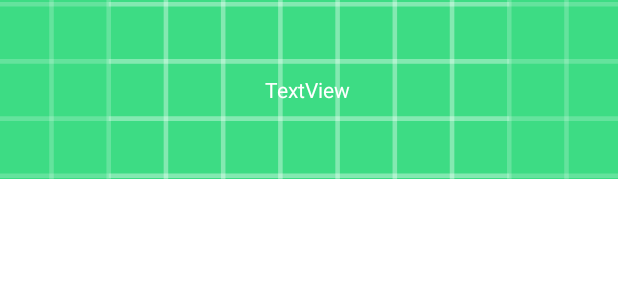
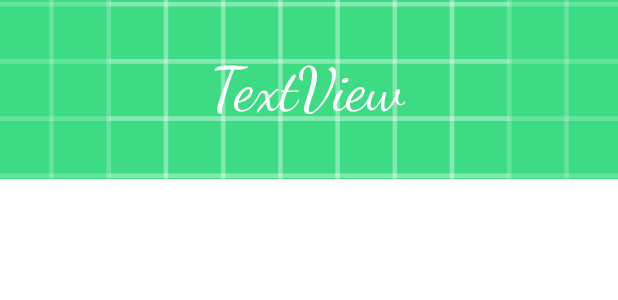
Before and after one commit to khandaniyal/admin_JustEat, an Android app: the layout itemlistfoodcategory.xml on its own in the app's theme, with its tools: preview values and no code run, on a phone screen of 412 x 824 dp. Shown: the top 300 px of the screen. Run offline under Robolectric (Android 15) with nearby library versions, the phone set to English and light mode, and no system bars.

Commit message:
Font cursive added

```diff
--- a/app/src/main/java/com/example/admin_justeat/MainActivity.java
+++ b/app/src/main/java/com/example/admin_justeat/MainActivity.java
@@ -29,6 +29,7 @@ public class MainActivity extends AppCompatActivity {
         images.add(getDrawable(R.drawable.pollo2));
 
         RecyclerView recyclerView = findViewById(R.id.recyclerView);
+
         Log.i("arrayList", ""+names.size());
         RecyclerViewAdapter adapter = new RecyclerViewAdapter(names, images);
         recyclerView.setAdapter(adapter);
--- a/app/src/main/res/layout/activity_main.xml
+++ b/app/src/main/res/layout/activity_main.xml
@@ -8,8 +8,8 @@
 
     <androidx.recyclerview.widget.RecyclerView
         android:id="@+id/recyclerView"
-        android:layout_width="409dp"
-        android:layout_height="354dp"
+        android:layout_width="match_parent"
+        android:layout_height="match_parent"
         app:layout_constraintBottom_toBottomOf="parent"
         app:layout_constraintEnd_toEndOf="parent"
         app:layout_constraintHorizontal_bias="1.0"
--- a/app/src/main/res/layout/itemlistfoodcategory.xml
+++ b/app/src/main/res/layout/itemlistfoodcategory.xml
@@ -10,9 +10,11 @@
             android:layout_width="match_parent"
             android:layout_height="match_parent"
             android:scaleType="centerCrop"
+
             app:srcCompat="@drawable/ic_launcher_background"
             tools:layout_editor_absoluteX="151dp"
             tools:layout_editor_absoluteY="5dp" />
+
 
         <TextView
             android:id="@+id/txtDishName"
@@ -20,6 +22,8 @@
             android:layout_height="wrap_content"
             android:text="TextView"
             android:textColor="@color/white"
+            android:textSize="40dp"
+            android:fontFamily="cursive"
             app:layout_constraintBottom_toBottomOf="parent"
             app:layout_constraintEnd_toEndOf="parent"
             app:layout_constraintHorizontal_bias="0.498"
--- a/app/src/main/res/values/colors.xml
+++ b/app/src/main/res/values/colors.xml
@@ -7,4 +7,5 @@
     <color name="teal_700">#FF018786</color>
     <color name="black">#FF000000</color>
     <color name="white">#FFFFFFFF</color>
+    <color name="gray">#555151</color>
 </resources>
```
Also changed, not shown: app/src/main/java/com/example/admin_justeat/RecyclerViewAdapter.java (+6 -1 lines).
